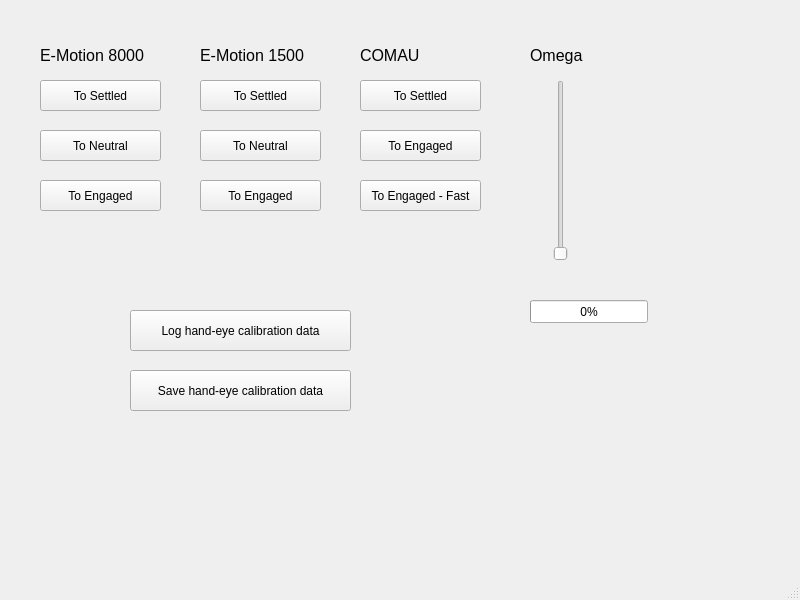
This is hmi/gui/main.ui in sondretordal/motion-lab as Qt 5 draws it before an edit. The edited form follows.
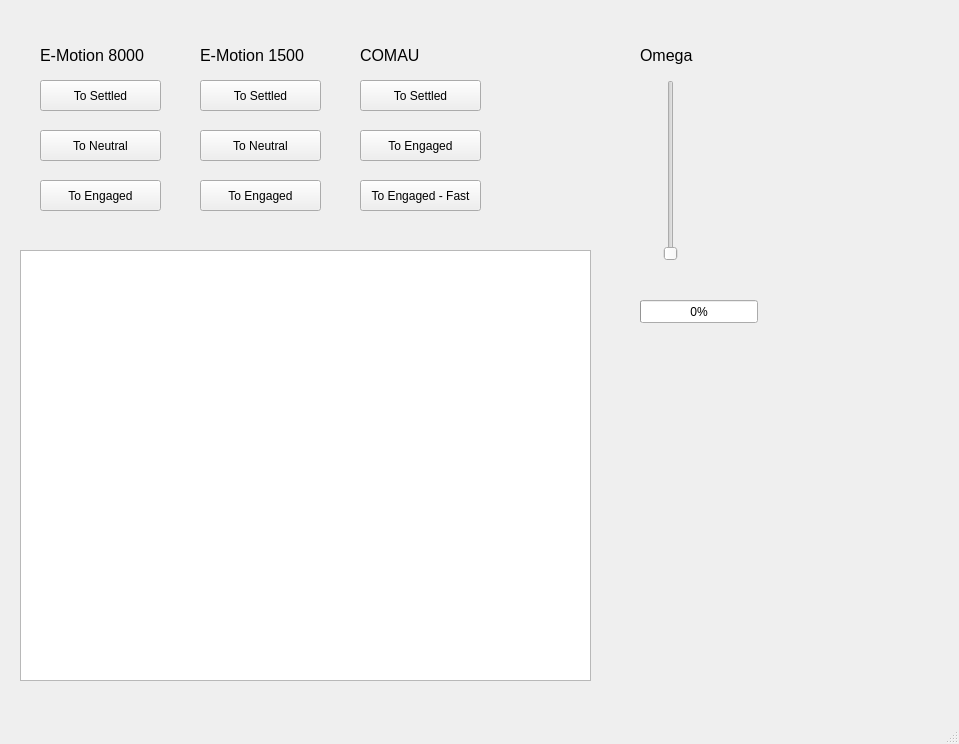
This is the edited form. Custom widgets are drawn as their Qt base class.

Commit message: Added real-time graph, but need some more work

What changed in the file:
```diff
--- a/hmi/gui/main.ui
+++ b/hmi/gui/main.ui
@@ -6,8 +6,8 @@
    <rect>
     <x>0</x>
     <y>0</y>
-    <width>800</width>
-    <height>600</height>
+    <width>959</width>
+    <height>744</height>
    </rect>
   </property>
   <property name="windowTitle">
@@ -175,7 +175,7 @@
    <widget class="QSlider" name="COMAU_omega">
     <property name="geometry">
      <rect>
-      <x>540</x>
+      <x>650</x>
       <y>80</y>
       <width>41</width>
       <height>181</height>
@@ -197,7 +197,7 @@
    <widget class="QProgressBar" name="progressBar">
     <property name="geometry">
      <rect>
-      <x>530</x>
+      <x>640</x>
       <y>300</y>
       <width>118</width>
       <height>23</height>
@@ -229,7 +229,7 @@
    <widget class="QLabel" name="label_4">
     <property name="geometry">
      <rect>
-      <x>530</x>
+      <x>640</x>
       <y>40</y>
       <width>71</width>
       <height>31</height>
@@ -244,30 +244,14 @@
      <string>Omega</string>
     </property>
    </widget>
-   <widget class="QPushButton" name="handEyeCalib">
+   <widget class="PlotWidget" name="pyqtgraph_plot">
     <property name="geometry">
      <rect>
-      <x>130</x>
-      <y>310</y>
-      <width>221</width>
-      <height>41</height>
+      <x>20</x>
+      <y>250</y>
+      <width>571</width>
+      <height>431</height>
      </rect>
-    </property>
-    <property name="text">
-     <string>Log hand-eye calibration data</string>
-    </property>
-   </widget>
-   <widget class="QPushButton" name="handEyeCalibSave">
-    <property name="geometry">
-     <rect>
-      <x>130</x>
-      <y>370</y>
-      <width>221</width>
-      <height>41</height>
-     </rect>
-    </property>
-    <property name="text">
-     <string>Save hand-eye calibration data</string>
     </property>
    </widget>
   </widget>
@@ -283,6 +267,13 @@
   </widget>
   <widget class="QStatusBar" name="statusbar"/>
  </widget>
+ <customwidgets>
+  <customwidget>
+   <class>PlotWidget</class>
+   <extends>QGraphicsView</extends>
+   <header>pyqtgraph</header>
+  </customwidget>
+ </customwidgets>
  <resources/>
  <connections/>
 </ui>
```
Left out of the diff: 2 changed lines with no effect on the pictures. The commit also changes 1 other file.
